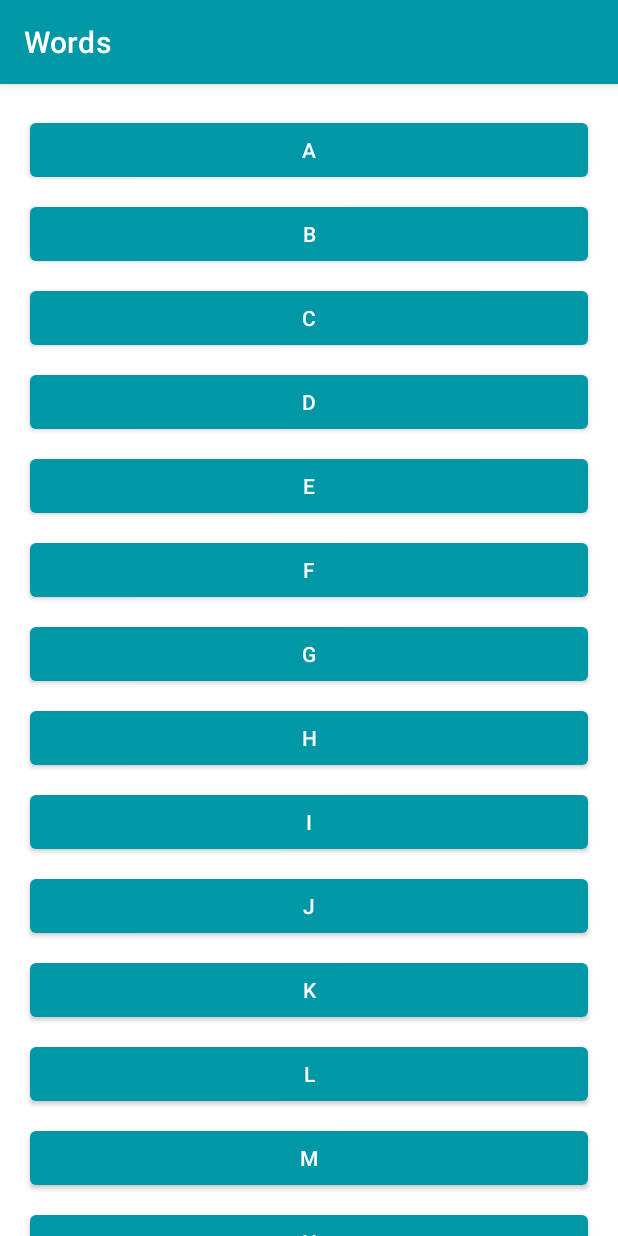
After one commit to cipry13/Words, an Android app: the fragment LetterListFragment shown on its own in the app's theme, on a phone screen of 412 x 824 dp. The commit adds this screen. Run offline under Robolectric (Android 15) with nearby library versions, the phone set to English and light mode, and no system bars.

Commit message:
Added LetterListFragment

```diff
--- a/app/build.gradle
+++ b/app/build.gradle
@@ -59,4 +59,5 @@ dependencies {
     implementation "androidx.appcompat:appcompat:$appcompat_version"
     implementation "com.google.android.material:material:$material_version"
     implementation "androidx.constraintlayout:constraintlayout:$constraintlayout_version"
+    implementation 'androidx.legacy:legacy-support-v4:1.0.0'
 }
--- a/app/src/main/java/com/example/wordsapp/DetailActivity.kt
+++ b/app/src/main/java/com/example/wordsapp/DetailActivity.kt
@@ -23,6 +23,10 @@ import com.example.wordsapp.databinding.ActivityDetailBinding
 
 
 class DetailActivity : AppCompatActivity() {
+    companion object {
+        const val LETTER = "letter"
+        val SEARCH_PREFIX = "https://www.google.com/search?q="
+    }
 
     override fun onCreate(savedInstanceState: Bundle?) {
         super.onCreate(savedInstanceState)
@@ -36,7 +40,7 @@ class DetailActivity : AppCompatActivity() {
         // Retrieve the LETTER from the Intent extras
         // intent.extras.getString returns String? (String or null)
         // so toString() guarantees that the value will be a String
-        val letterId = "A"
+        val letterId = intent?.extras?.getString(LETTER).toString()
 
         val recyclerView = binding.recyclerView
         recyclerView.layoutManager = LinearLayoutManager(this)
--- a/app/src/main/java/com/example/wordsapp/LetterAdapter.kt
+++ b/app/src/main/java/com/example/wordsapp/LetterAdapter.kt
@@ -63,6 +63,12 @@ class LetterAdapter :
     override fun onBindViewHolder(holder: LetterViewHolder, position: Int) {
         val item = list.get(position)
         holder.button.text = item.toString()
+        holder.button.setOnClickListener {
+            val context = holder.view.context
+            val intent = Intent(context, DetailActivity::class.java)
+            intent.putExtra(DetailActivity.LETTER, holder.button.text.toString())
+            context.startActivity(intent)
+        }
     }
 
     // Setup custom accessibility delegate to set the text read with
--- /dev/null
+++ b/app/src/main/java/com/example/wordsapp/LetterListFragment.kt
@@ -0,0 +1,80 @@
+package com.example.wordsapp
+
+import android.os.Bundle
+import android.view.*
+import androidx.core.content.ContextCompat
+import androidx.fragment.app.Fragment
+import androidx.recyclerview.widget.GridLayoutManager
+import androidx.recyclerview.widget.LinearLayoutManager
+import androidx.recyclerview.widget.RecyclerView
+import com.example.wordsapp.databinding.FragmentLetterListBinding
+
+class LetterListFragment : Fragment() {
+    private var _binding: FragmentLetterListBinding? = null
+    private val binding get() = _binding!!
+    private lateinit var recyclerView: RecyclerView
+    private var isLinearLayoutManager = true
+
+    override fun onCreateView(
+        inflater: LayoutInflater, container: ViewGroup?,
+        savedInstanceState: Bundle?
+    ): View? {
+        _binding = FragmentLetterListBinding.inflate(inflater, container, false)
+        val view = binding.root
+        return view
+    }
+
+    override fun onViewCreated(view: View, savedInstanceState: Bundle?) {
+        recyclerView = binding.recyclerView
+        chooseLayout()
+    }
+
+    override fun onDestroyView() {
+        super.onDestroyView()
+        _binding = null
+    }
+
+    override fun onCreateOptionsMenu(menu: Menu, inflater: MenuInflater) {
+        inflater.inflate(R.menu.layout_menu, menu)
+
+        val layoutButton = menu.findItem(R.id.action_switch_layout)
+        setIcon(layoutButton)
+    }
+
+    private fun chooseLayout() {
+        when (isLinearLayoutManager) {
+            true -> {
+                recyclerView.layoutManager = LinearLayoutManager(context)
+                recyclerView.adapter = LetterAdapter()
+            }
+            false -> {
+                recyclerView.layoutManager = GridLayoutManager(context, 4)
+                recyclerView.adapter = LetterAdapter()
+            }
+        }
+    }
+
+    private fun setIcon(menuItem: MenuItem?) {
+        if (menuItem == null)
+            return
+
+        menuItem.icon =
+            if (isLinearLayoutManager)
+                ContextCompat.getDrawable(this.requireContext(), R.drawable.ic_grid_layout)
+            else ContextCompat.getDrawable(this.requireContext(), R.drawable.ic_linear_layout)
+    }
+
+    override fun onOptionsItemSelected(item: MenuItem): Boolean {
+        return when (item.itemId) {
+            R.id.action_switch_layout -> {
+                isLinearLayoutManager = !isLinearLayoutManager
+                chooseLayout()
+                setIcon(item)
+
+                return true
+            }
+
+            else -> super.onOptionsItemSelected(item)
+        }
+    }
+}
--- /dev/null
+++ b/app/src/main/res/drawable/ic_grid_layout.xml
@@ -0,0 +1,10 @@
+<vector xmlns:android="http://schemas.android.com/apk/res/android"
+    android:width="24dp"
+    android:height="24dp"
+    android:viewportWidth="24"
+    android:viewportHeight="24"
+    android:tint="?attr/colorControlNormal">
+  <path
+      android:fillColor="@android:color/white"
+      android:pathData="M4,11h5L9,5L4,5v6zM4,18h5v-6L4,12v6zM10,18h5v-6h-5v6zM16,18h5v-6h-5v6zM10,11h5L15,5h-5v6zM16,5v6h5L21,5h-5z"/>
+</vector>
--- /dev/null
+++ b/app/src/main/res/layout/fragment_letter_list.xml
@@ -0,0 +1,15 @@
+<?xml version="1.0" encoding="utf-8"?>
+<FrameLayout xmlns:android="http://schemas.android.com/apk/res/android"
+    xmlns:tools="http://schemas.android.com/tools"
+    android:layout_width="match_parent"
+    android:layout_height="match_parent"
+    tools:context=".LetterListFragment">
+
+    <androidx.recyclerview.widget.RecyclerView
+        android:id="@+id/recycler_view"
+        android:layout_width="match_parent"
+        android:layout_height="match_parent"
+        android:clipToPadding="false"
+        android:padding="16dp" />
+
+</FrameLayout>
--- a/app/src/main/res/menu/layout_menu.xml
+++ b/app/src/main/res/menu/layout_menu.xml
@@ -1,4 +1,8 @@
 <?xml version="1.0" encoding="utf-8"?>
-<menu xmlns:android="http://schemas.android.com/apk/res/android">
-
+<menu xmlns:android="http://schemas.android.com/apk/res/android"
+    xmlns:app="http://schemas.android.com/apk/res-auto">
+    <item android:id="@+id/action_switch_layout"
+        android:title="@string/action_switch_layout"
+        android:icon="@drawable/ic_linear_layout"
+        app:showAsAction="always" />
 </menu>
--- a/app/src/main/res/values/strings.xml
+++ b/app/src/main/res/values/strings.xml
@@ -1,5 +1,4 @@
-<?xml version="1.0" encoding="utf-8"?>
-<!--
+<?xml version="1.0" encoding="utf-8"?><!--
      Copyright (C) 2020 The Android Open Source Project
 
      Licensed under the Apache License, Version 2.0 (the "License");
@@ -20,4 +19,6 @@
     <string name="action_switch_layout">Switch Layout</string>
     <string name="look_up_word">Look up word in a Browser Search</string>
     <string name="look_up_words">Show Stored Words</string>
+    <!-- TODO: Remove or change this placeholder text -->
+    <string name="hello_blank_fragment">Hello blank fragment</string>
 </resources>
```
Also changed, not shown: app/src/main/java/com/example/wordsapp/MainActivity.kt (+4 -8 lines), app/src/main/java/com/example/wordsapp/WordAdapter.kt (+8 -0 lines), app/src/main/java/com/example/wordsapp/WordListFragment.kt (added, +7 -0 lines), app/src/main/res/layout/fragment_word_list.xml (added, +16 -0 lines).
